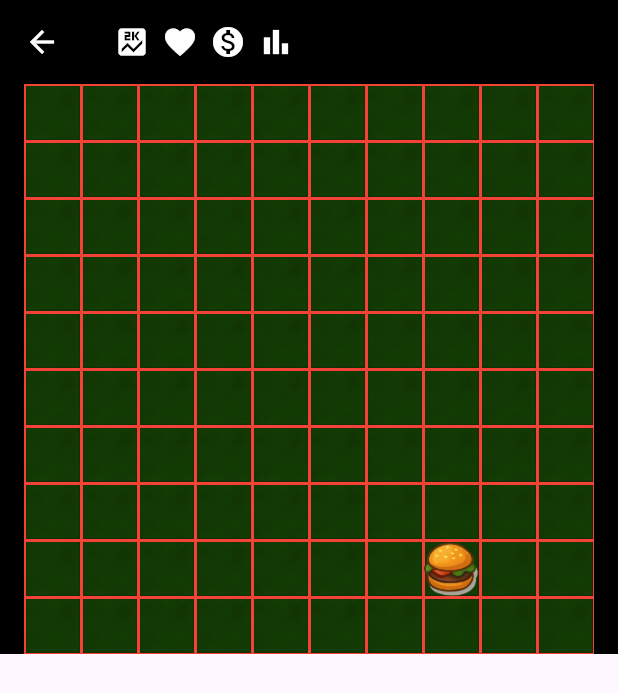
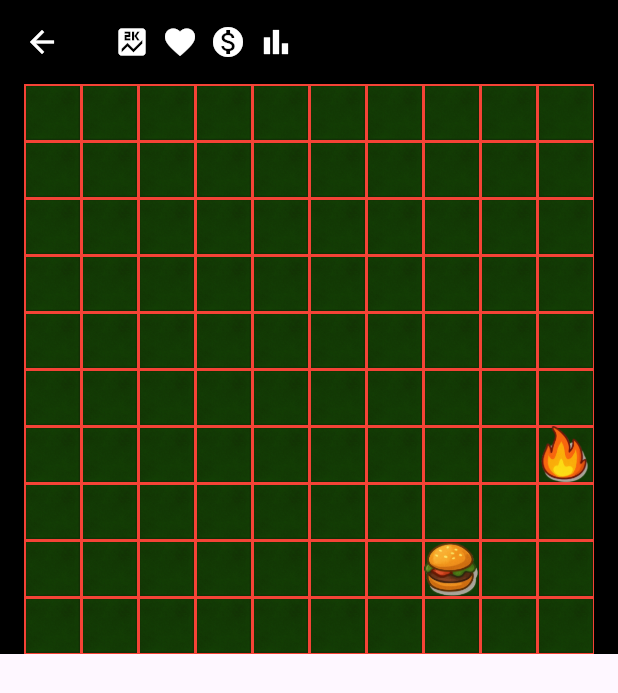
Before and after one commit to emilvdl1986/snakey, a Flutter app: the screen it shows after launch, after a tap on "Play Story", on a phone screen of 412 x 824 dp. Shown: the top 693 px of the screen. Run offline on Flutter 3.47's test engine with Material 3 defaults, Android fonts, the phone set to English and light mode, and no system bars; our stand-ins replace shared_preferences.

Commit message:
Saving progress

```diff
--- a/lib/components/game_canvas.dart
+++ b/lib/components/game_canvas.dart
@@ -31,6 +31,7 @@ class _GameCanvasState extends State<GameCanvas> {
   List<dynamic>? objects;
   bool isLoadingObjects = true;
   List<Map<String, dynamic>> foodItems = [];
+  List<Map<String, dynamic>> dangerItems = [];
 
   @override
   void initState() {
@@ -49,6 +50,7 @@ class _GameCanvasState extends State<GameCanvas> {
         isLoadingObjects = false;
       });
       _generateRandomFoodItems();
+      _generateRandomDangerItems();
     } catch (e) {
       setState(() {
         objects = null;
@@ -87,6 +89,48 @@ class _GameCanvasState extends State<GameCanvas> {
       final foodObj = foodObjects[random.nextInt(foodObjects.length)];
       foodItems.add({
         'object': foodObj,
+        'col': col,
+        'row': row,
+      });
+    }
+    setState(() {});
+  }
+
+  /// Generates random danger items and places them on unoccupied grid positions.
+  /// Returns a list of maps with danger object and its position.
+  void _generateRandomDangerItems({List<List<int>>? occupied}) {
+    if (objects == null || widget.gridItemOptions == null) return;
+    final int dangerLimit = widget.gridItemOptions?['dangerItemsLimit'] ?? 1;
+    final List<Map<String, int>> occupiedPositions = [];
+    if (occupied != null) {
+      for (var pos in occupied) {
+        occupiedPositions.add({'col': pos[0], 'row': pos[1]});
+      }
+    }
+    // Add already used positions by food to occupied
+    for (var food in foodItems) {
+      occupiedPositions.add({'col': food['col'], 'row': food['row']});
+    }
+    final List<dynamic> dangerObjects = objects!.where((obj) => obj['type'] == 'danger').toList();
+    final Random random = Random();
+    final Set<String> usedPositions = {};
+    dangerItems.clear();
+    int count = dangerLimit > 0 ? random.nextInt(dangerLimit) + 1 : 1;
+    for (int i = 0; i < count; i++) {
+      int col, row;
+      String posKey;
+      do {
+        col = random.nextInt(widget.columns);
+        row = random.nextInt(widget.rows);
+        posKey = '$col-$row';
+      } while (
+        usedPositions.contains(posKey) ||
+        occupiedPositions.any((o) => o['col'] == col && o['row'] == row)
+      );
+      usedPositions.add(posKey);
+      final dangerObj = dangerObjects[random.nextInt(dangerObjects.length)];
+      dangerItems.add({
+        'object': dangerObj,
         'col': col,
         'row': row,
       });
@@ -198,6 +242,24 @@ class _GameCanvasState extends State<GameCanvas> {
                   ),
                 );
               }).toList(),
+            // Draw danger items using their image
+            if (dangerItems.isNotEmpty)
+              ...dangerItems.map((danger) {
+                final int col = danger['col'];
+                final int row = danger['row'];
+                final String? imagePath = danger['object']['image'];
+                if (imagePath == null) return const SizedBox.shrink();
+                return Positioned(
+                  left: col * cellSize,
+                  top: row * cellSize,
+                  width: cellSize,
+                  height: cellSize,
+                  child: Image.asset(
+                    imagePath,
+                    fit: BoxFit.contain,
+                  ),
+                );
+              }).toList(),
           ],
         ),
       ),
```
